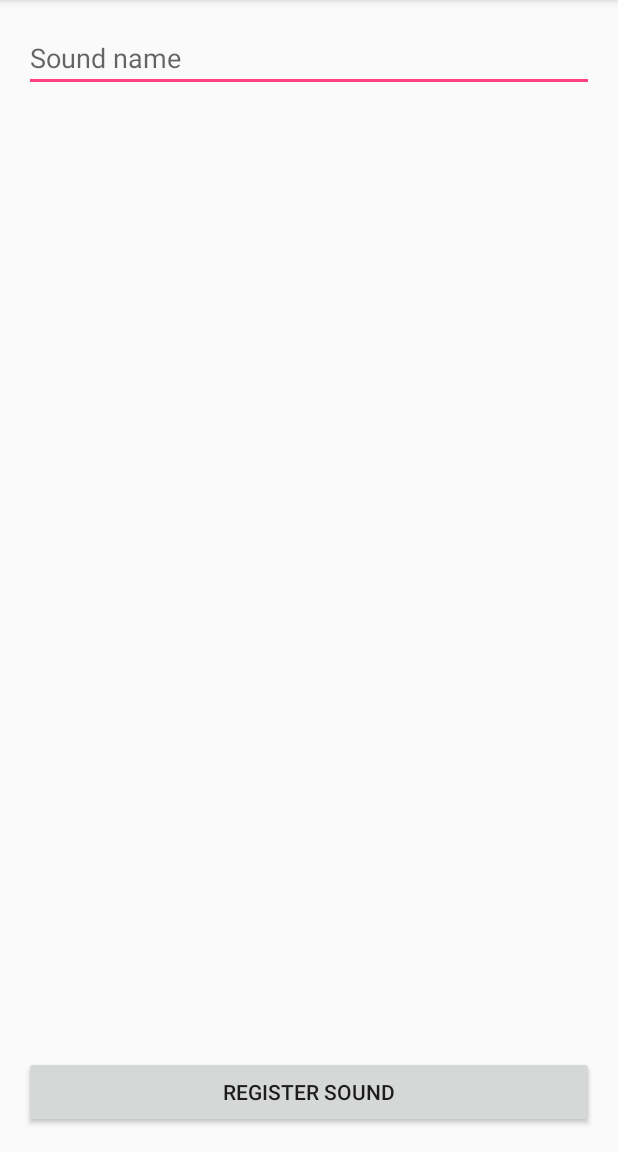
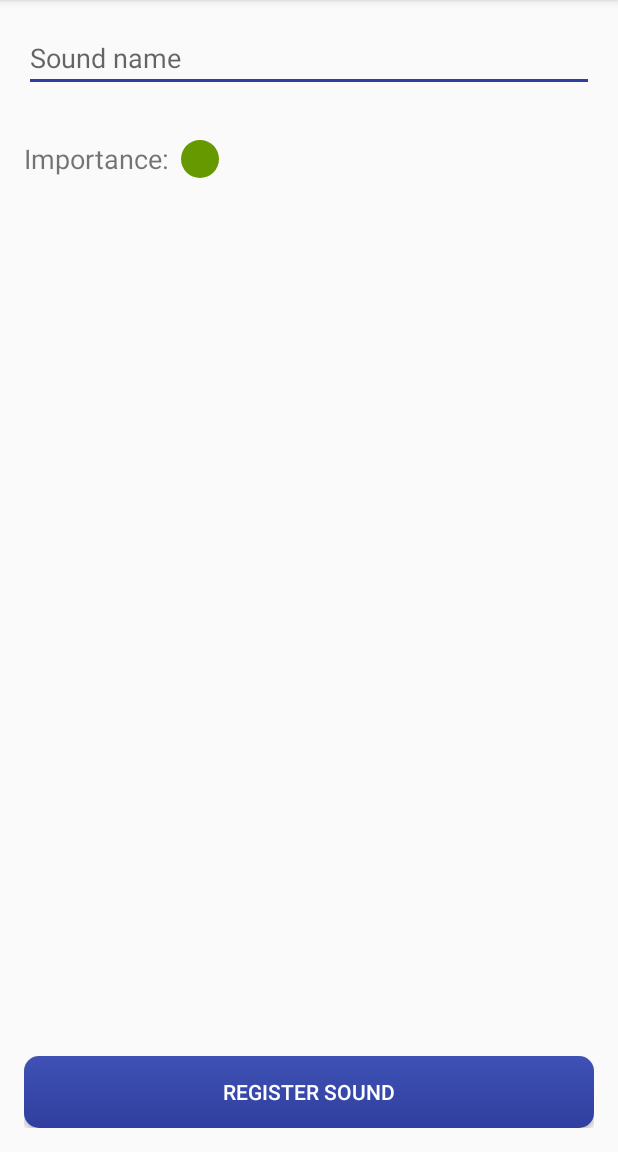
Before and after one commit to hearitteam/hearitapp, an Android app: the RegisterSoundActivity screen opened directly, with no data from a screen before it, on a phone screen of 412 x 824 dp, the part 84-1236 px from its top. Run offline under Robolectric (Android 15) with nearby library versions, the phone set to English and light mode, and no system bars.

Commit message:
- "importance" implemented (3 values - green, yellow, red) - vibration - new layout buttons

```diff
--- a/mobile/src/main/AndroidManifest.xml
+++ b/mobile/src/main/AndroidManifest.xml
@@ -5,6 +5,7 @@
 
     <uses-permission android:name="android.permission.RECORD_AUDIO"/>
     <uses-permission android:name="android.permission.WRITE_EXTERNAL_STORAGE"/>
+    <uses-permission android:name="android.permission.VIBRATE"/>
 
     <application
         android:allowBackup="true"
@@ -31,7 +32,6 @@
             android:value="@integer/google_play_services_version"/>
 
         <activity android:name=".RegisterSoundActivity"/>
-        <activity android:name=".RegisterSoundAct"/>
         <activity android:name=".SoundListActivity" android:theme="@style/AppTheme.NoActionBar"/>
     </application>
 
--- a/mobile/src/main/java/everis/com/hearit/SoundListActivity.java
+++ b/mobile/src/main/java/everis/com/hearit/SoundListActivity.java
@@ -45,7 +45,7 @@ public class SoundListActivity extends AppCompatActivity {
 				//Snackbar.make(view, "Replace with your own action", Snackbar.LENGTH_LONG)
 				//		.setAction("Action", null).show();
 				//Intent intent = new Intent(getBaseContext(), RegisterSoundActivity.class);
-				Intent intent = new Intent(getBaseContext(), RegisterSoundAct.class);
+				Intent intent = new Intent(getBaseContext(), RegisterSoundActivity.class);
 				startActivity(intent);
 			}
 		});
--- a/mobile/src/main/java/everis/com/hearit/utils/HiSharedPreferences.java
+++ b/mobile/src/main/java/everis/com/hearit/utils/HiSharedPreferences.java
@@ -44,14 +44,14 @@ public class HiSharedPreferences {
 	}
 
 
-	public static int addSound (Context ctx, String value) {
+	public static int addSound (Context ctx, String value, int importanceValue) {
 		int result;
 		GsonBuilder gsonb = new GsonBuilder();
 		Gson gson = gsonb.create();
 
 		HashMap<String, Integer> map = getSounds(ctx);
 		if (!map.containsKey(value)) {
-			map.put(value, 1);
+			map.put(value, importanceValue);
 			result = 1;
 		} else {
 			result = 0;
--- /dev/null
+++ b/mobile/src/main/res/drawable-xhdpi/button_blue.xml
@@ -0,0 +1,33 @@
+<?xml version="1.0" encoding="utf-8"?>
+<selector xmlns:android="http://schemas.android.com/apk/res/android">
+
+    <item android:state_pressed="true">
+        <shape>
+            <gradient android:angle="270" android:endColor="@color/colorPrimaryDark"
+                      android:startColor="@color/colorPrimary"/>
+            <stroke android:width="3dp" android:color="@color/colorPrimaryDark"/>
+            <corners android:radius="10dp"/>
+            <padding android:bottom="5dp" android:left="5dp" android:right="5dp" android:top="5dp"/>
+        </shape>
+    </item>
+
+    <item android:state_focused="true">
+        <shape>
+            <gradient android:angle="270" android:endColor="@color/colorPrimaryDark"
+                      android:startColor="@color/colorPrimary"/>
+            <stroke android:width="0dp" android:color="@color/colorPrimaryDark"/>
+            <corners android:radius="10dp"/>
+            <padding android:bottom="5dp" android:left="5dp" android:right="5dp" android:top="5dp"/>
+        </shape>
+    </item>
+
+    <item>
+        <shape>
+            <gradient android:angle="270" android:endColor="@color/colorPrimaryDark"
+                      android:startColor="@color/colorPrimary"/>
+            <stroke android:width="0dp" android:color="@color/colorPrimaryDark"/>
+            <corners android:radius="10dp"/>
+            <padding android:bottom="5dp" android:left="5dp" android:right="5dp" android:top="5dp"/>
+        </shape>
+    </item>
+</selector>
--- /dev/null
+++ b/mobile/src/main/res/drawable-xhdpi/round_green.xml
@@ -0,0 +1,8 @@
+<?xml version="1.0" encoding="utf-8"?>
+<selector xmlns:android="http://schemas.android.com/apk/res/android">
+    <item android:state_pressed="false">
+        <shape android:shape="oval">
+            <solid android:color="@android:color/holo_green_dark"/>
+        </shape>
+    </item>
+</selector>
--- /dev/null
+++ b/mobile/src/main/res/drawable-xhdpi/round_red.xml
@@ -0,0 +1,8 @@
+<?xml version="1.0" encoding="utf-8"?>
+<selector xmlns:android="http://schemas.android.com/apk/res/android">
+    <item android:state_pressed="false">
+        <shape android:shape="oval">
+            <solid android:color="@android:color/holo_red_light"/>
+        </shape>
+    </item>
+</selector>
--- /dev/null
+++ b/mobile/src/main/res/drawable-xhdpi/round_yellow.xml
@@ -0,0 +1,8 @@
+<?xml version="1.0" encoding="utf-8"?>
+<selector xmlns:android="http://schemas.android.com/apk/res/android">
+    <item android:state_pressed="false">
+        <shape android:shape="oval">
+            <solid android:color="@android:color/holo_orange_light"/>
+        </shape>
+    </item>
+</selector>
--- a/mobile/src/main/res/layout/activity_register_sound.xml
+++ b/mobile/src/main/res/layout/activity_register_sound.xml
@@ -17,11 +17,37 @@
         android:layout_marginBottom="@dimen/activity_vertical_margin"
         android:hint="Sound name"/>
 
+
+    <LinearLayout
+        android:layout_width="match_parent"
+        android:layout_height="wrap_content"
+        android:layout_below="@id/sound_name"
+        android:layout_marginTop="@dimen/activity_vertical_margin"
+        android:gravity="center_vertical"
+        android:orientation="horizontal">
+
+        <TextView
+            android:layout_width="wrap_content"
+            android:layout_height="wrap_content"
+            android:text="Importance:"
+            android:textSize="18dp"/>
+
+        <TextView
+            android:id="@+id/importance"
+            android:layout_width="25dp"
+            android:layout_height="25dp"
+            android:layout_marginLeft="@dimen/activity_half_horizontal_margin"
+            android:background="@drawable/round_green"/>
+
+    </LinearLayout>
+
     <Button
         android:id="@+id/register_sound"
         android:layout_width="match_parent"
         android:layout_height="wrap_content"
         android:layout_alignParentBottom="true"
-        android:text="Register sound"/>
+        android:background="@drawable/button_blue"
+        android:text="Register sound"
+        android:textColor="@android:color/white"/>
 
 </RelativeLayout>
--- a/mobile/src/main/res/layout/content_main.xml
+++ b/mobile/src/main/res/layout/content_main.xml
@@ -15,8 +15,8 @@
 
     <ImageView
         android:id="@+id/listen_sound"
-        android:layout_width="wrap_content"
-        android:layout_height="wrap_content"
+        android:layout_width="300dp"
+        android:layout_height="300dp"
         android:layout_centerInParent="true"
         android:src="@mipmap/ear_logo"/>
 
--- a/mobile/src/main/res/values/dimens.xml
+++ b/mobile/src/main/res/values/dimens.xml
@@ -1,6 +1,7 @@
 <resources>
     <!-- Default screen margins, per the Android Design guidelines. -->
     <dimen name="activity_horizontal_margin">16dp</dimen>
+    <dimen name="activity_half_horizontal_margin">8dp</dimen>
     <dimen name="activity_vertical_margin">16dp</dimen>
     <dimen name="fab_margin">16dp</dimen>
 </resources>
--- a/mobile/src/main/res/values/styles.xml
+++ b/mobile/src/main/res/values/styles.xml
@@ -5,7 +5,7 @@
         <!-- Customize your theme here. -->
         <item name="colorPrimary">@color/colorPrimary</item>
         <item name="colorPrimaryDark">@color/colorPrimaryDark</item>
-        <item name="colorAccent">@color/colorAccent</item>
+        <item name="colorAccent">@color/colorPrimaryDark</item>
     </style>
     <style name="AppTheme.NoActionBar">
         <item name="windowActionBar">false</item>
```
Also changed, not shown: mobile/src/main/java/everis/com/hearit/RegisterSoundAct.java (deleted, +0 -106 lines), mobile/src/main/java/everis/com/hearit/RegisterSoundActivity.java (+44 -35 lines), mobile/src/main/java/everis/com/hearit/Sound.java (+16 -0 lines), mobile/src/main/java/everis/com/hearit/SoundAdapter.java (+13 -1 lines), mobile/src/main/java/everis/com/hearit/sound/DetectorThread.java (+53 -18 lines), mobile/src/main/java/everis/com/hearit/utils/HiUtils.java (+9 -1 lines), mobile/src/main/res/layout/activity_main.xml (+5 -3 lines), mobile/src/main/res/layout/custom_dialog.xml (added, +65 -0 lines), mobile/src/main/res/layout/list_item.xml (+9 -0 lines).
